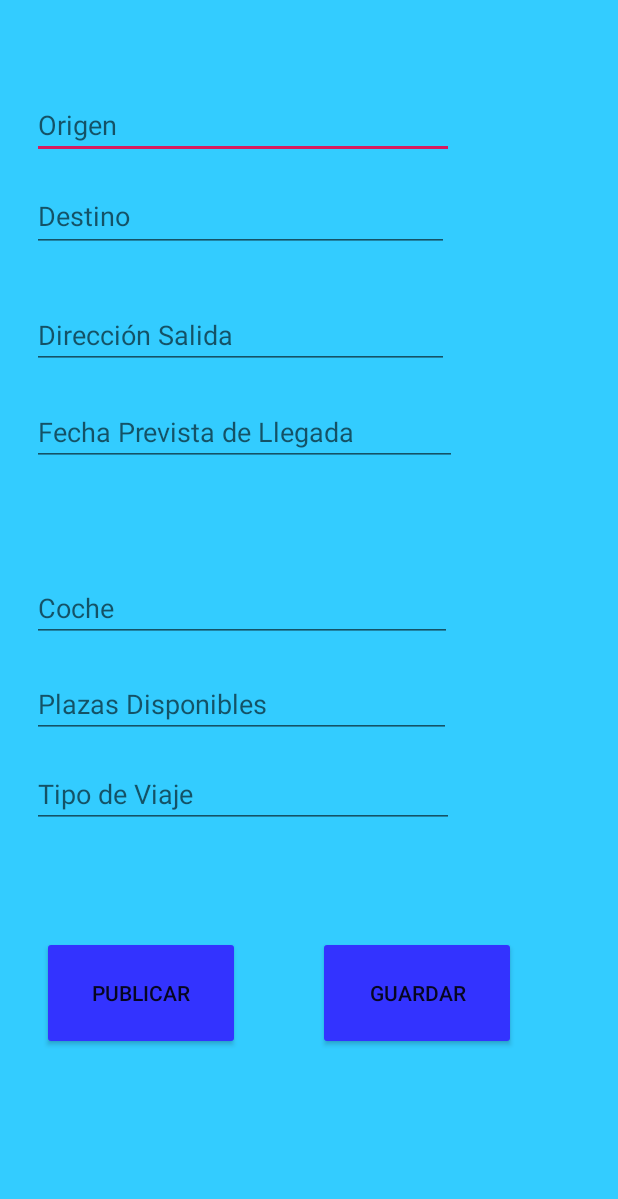
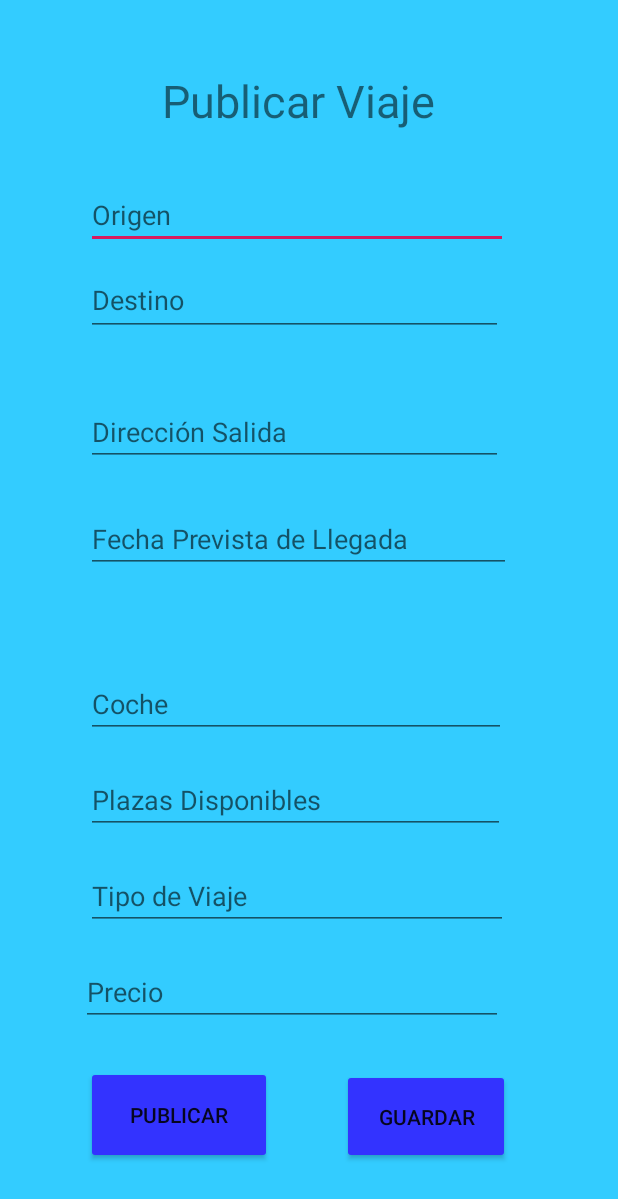
Before and after one commit to rhv1001/pr5, an Android app: the layout activity_anadirviaje.xml on its own in the app's theme, with its tools: preview values and no code run, on a phone screen of 412 x 824 dp. Shown: the top 1199 px of the screen. Run offline under Robolectric (Android 15) with nearby library versions, the phone set to English and light mode, and no system bars.

Commit message:
LEE PABLO
Buscar viaje y publicar viaje hecho
Falta el resultado viaje, tienes que poner la imagen como hablamos qu e a mi no me deja

```diff
--- a/app/src/main/java/com/example/pr5/MainActivity.java
+++ b/app/src/main/java/com/example/pr5/MainActivity.java
@@ -115,4 +115,28 @@ class AnadirViaje extends AppCompatActivity {
         super.onCreate(savedInstanceState);
         setContentView(R.layout.activity_regcomp);
     }
+    public void MenPri (View v){
+        Intent intent6 = new Intent(v.getContext(), MenPri.class);
+        startActivityForResult(intent6, 0);
+
+    }
 }
+class BuscarViaje extends AppCompatActivity {
+    @Override
+    protected void onCreate(Bundle savedInstanceState) {
+        super.onCreate(savedInstanceState);
+        setContentView(R.layout.activity_regcomp);
+    }
+    public void ResultadoViaje (View v){
+        Intent intent6 = new Intent(v.getContext(), MenPri.class);
+        startActivityForResult(intent6, 0);
+
+    }
+}
+class ResultadoViaje extends AppCompatActivity {
+    @Override
+    protected void onCreate(Bundle savedInstanceState) {
+        super.onCreate(savedInstanceState);
+        setContentView(R.layout.activity_regcomp);
+    }
+}
--- a/app/src/main/res/layout/activity_anadirviaje.xml
+++ b/app/src/main/res/layout/activity_anadirviaje.xml
@@ -9,7 +9,9 @@
     <android.support.constraint.ConstraintLayout
         android:layout_width="match_parent"
         android:layout_height="match_parent"
-        android:background="@color/azul">
+        android:background="@color/azul"
+        tools:layout_editor_absoluteX="0dp"
+        tools:layout_editor_absoluteY="35dp">
 
         <EditText
             android:id="@+id/editText"
@@ -17,7 +19,7 @@
             android:layout_height="42dp"
             android:layout_marginStart="8dp"
             android:layout_marginLeft="8dp"
-            android:layout_marginTop="64dp"
+            android:layout_marginTop="124dp"
             android:layout_marginEnd="8dp"
             android:layout_marginRight="8dp"
             android:autofillHints=""
@@ -25,7 +27,7 @@
             android:hint="@string/origen"
             android:inputType="textPersonName"
             app:layout_constraintEnd_toEndOf="parent"
-            app:layout_constraintHorizontal_bias="0.114"
+            app:layout_constraintHorizontal_bias="0.429"
             app:layout_constraintStart_toStartOf="parent"
             app:layout_constraintTop_toTopOf="parent" />
 
@@ -35,7 +37,7 @@
             android:layout_height="48dp"
             android:layout_marginStart="8dp"
             android:layout_marginLeft="8dp"
-            android:layout_marginTop="120dp"
+            android:layout_marginTop="176dp"
             android:layout_marginEnd="8dp"
             android:layout_marginRight="8dp"
             android:autofillHints=""
@@ -43,7 +45,7 @@
             android:hint="@string/destino"
             android:inputType="textPersonName"
             app:layout_constraintEnd_toEndOf="parent"
-            app:layout_constraintHorizontal_bias="0.111"
+            app:layout_constraintHorizontal_bias="0.418"
             app:layout_constraintStart_toStartOf="parent"
             app:layout_constraintTop_toTopOf="parent" />
 
@@ -63,10 +65,10 @@
             android:inputType="textPersonName"
             app:layout_constraintBottom_toBottomOf="parent"
             app:layout_constraintEnd_toEndOf="parent"
-            app:layout_constraintHorizontal_bias="0.111"
+            app:layout_constraintHorizontal_bias="0.418"
             app:layout_constraintStart_toStartOf="parent"
             app:layout_constraintTop_toTopOf="parent"
-            app:layout_constraintVertical_bias="0.255" />
+            app:layout_constraintVertical_bias="0.339" />
 
         <EditText
             android:id="@+id/editText6"
@@ -84,10 +86,10 @@
             android:inputType="textEmailAddress"
             app:layout_constraintBottom_toBottomOf="parent"
             app:layout_constraintEnd_toEndOf="parent"
-            app:layout_constraintHorizontal_bias="0.116"
+            app:layout_constraintHorizontal_bias="0.437"
             app:layout_constraintStart_toStartOf="parent"
             app:layout_constraintTop_toTopOf="parent"
-            app:layout_constraintVertical_bias="0.337" />
+            app:layout_constraintVertical_bias="0.431" />
 
         <EditText
             android:id="@+id/editText7"
@@ -97,14 +99,14 @@
             android:layout_marginLeft="8dp"
             android:layout_marginEnd="8dp"
             android:layout_marginRight="8dp"
-            android:layout_marginBottom="396dp"
+            android:layout_marginBottom="332dp"
             android:autofillHints=""
             android:ems="10"
             android:hint="@string/coche"
             android:inputType="textPassword"
             app:layout_constraintBottom_toBottomOf="parent"
             app:layout_constraintEnd_toEndOf="parent"
-            app:layout_constraintHorizontal_bias="0.113"
+            app:layout_constraintHorizontal_bias="0.426"
             app:layout_constraintStart_toStartOf="parent" />
 
         <EditText
@@ -115,14 +117,14 @@
             android:layout_marginLeft="8dp"
             android:layout_marginEnd="8dp"
             android:layout_marginRight="8dp"
-            android:layout_marginBottom="332dp"
+            android:layout_marginBottom="268dp"
             android:autofillHints=""
             android:ems="10"
             android:hint="@string/plazaDisp"
             android:inputType="phone"
             app:layout_constraintBottom_toBottomOf="parent"
             app:layout_constraintEnd_toEndOf="parent"
-            app:layout_constraintHorizontal_bias="0.112"
+            app:layout_constraintHorizontal_bias="0.422"
             app:layout_constraintStart_toStartOf="parent" />
 
         <EditText
@@ -133,38 +135,76 @@
             android:layout_marginLeft="8dp"
             android:layout_marginEnd="8dp"
             android:layout_marginRight="8dp"
-            android:layout_marginBottom="272dp"
+            android:layout_marginBottom="204dp"
             android:autofillHints=""
             android:ems="10"
             android:hint="@string/tipoViaje"
             android:inputType="textPersonName"
             app:layout_constraintBottom_toBottomOf="parent"
             app:layout_constraintEnd_toEndOf="parent"
-            app:layout_constraintHorizontal_bias="0.114"
+            app:layout_constraintHorizontal_bias="0.429"
+            app:layout_constraintStart_toStartOf="parent" />
+
+        <EditText
+            android:id="@+id/editText18"
+            android:layout_width="281dp"
+            android:layout_height="42dp"
+            android:layout_marginStart="8dp"
+            android:layout_marginLeft="8dp"
+            android:layout_marginEnd="8dp"
+            android:layout_marginRight="8dp"
+            android:layout_marginBottom="140dp"
+            android:autofillHints=""
+            android:ems="10"
+            android:hint="@string/precio"
+            android:inputType="textPersonName"
+            app:layout_constraintBottom_toBottomOf="parent"
+            app:layout_constraintEnd_toEndOf="parent"
+            app:layout_constraintHorizontal_bias="0.403"
             app:layout_constraintStart_toStartOf="parent" />
 
         <Button
             android:id="@+id/button8"
-            android:layout_width="132dp"
-            android:layout_height="76dp"
-            android:layout_marginStart="28dp"
-            android:layout_marginLeft="28dp"
-            android:layout_marginBottom="124dp"
+            android:layout_width="124dp"
+            android:layout_height="65dp"
+            android:layout_marginStart="56dp"
+            android:layout_marginLeft="56dp"
+            android:layout_marginEnd="8dp"
+            android:layout_marginRight="8dp"
+            android:layout_marginBottom="48dp"
+            android:onClick="MenPri"
             android:text="Publicar"
             app:layout_constraintBottom_toBottomOf="parent"
+            app:layout_constraintEnd_toStartOf="@+id/button9"
+            app:layout_constraintHorizontal_bias="0.032"
             app:layout_constraintStart_toStartOf="parent" />
 
         <Button
             android:id="@+id/button9"
-            android:layout_width="132dp"
-            android:layout_height="76dp"
-            android:layout_marginStart="52dp"
-            android:layout_marginLeft="52dp"
-            android:layout_marginBottom="124dp"
+            android:layout_width="112dp"
+            android:layout_height="63dp"
+            android:layout_marginEnd="72dp"
+            android:layout_marginRight="72dp"
+            android:layout_marginBottom="48dp"
             android:onClick="MenPri"
             android:text="Guardar"
             app:layout_constraintBottom_toBottomOf="parent"
-            app:layout_constraintStart_toEndOf="@+id/button8" />
+            app:layout_constraintEnd_toEndOf="parent" />
+
+        <TextView
+            android:id="@+id/textView8"
+            android:layout_width="194dp"
+            android:layout_height="48dp"
+            android:layout_marginStart="108dp"
+            android:layout_marginLeft="108dp"
+            android:layout_marginTop="8dp"
+            android:layout_marginBottom="8dp"
+            android:text="Publicar Viaje"
+            android:textSize="30sp"
+            app:layout_constraintBottom_toTopOf="@+id/editText"
+            app:layout_constraintStart_toStartOf="parent"
+            app:layout_constraintTop_toTopOf="parent"
+            app:layout_constraintVertical_bias="0.65" />
 
     </android.support.constraint.ConstraintLayout>
 </android.support.constraint.ConstraintLayout>
--- /dev/null
+++ b/app/src/main/res/layout/resultadoviaje.xml
@@ -0,0 +1,6 @@
+<?xml version="1.0" encoding="utf-8"?>
+<android.support.constraint.ConstraintLayout
+    xmlns:android="http://schemas.android.com/apk/res/android" android:layout_width="match_parent"
+    android:layout_height="match_parent">
+
+</android.support.constraint.ConstraintLayout>
```
